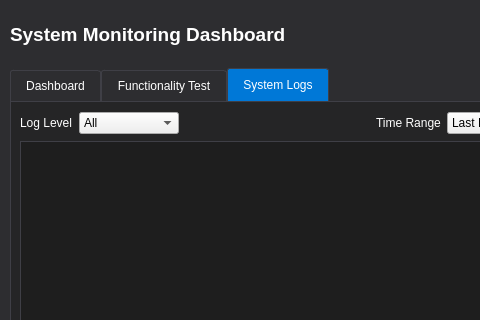
First picture: the form in gui/ui/main_window.ui, repository MingYuan-Chen/orion_v2, before the edit; both pictures show x 0 to 480 and y 0 to 320 of the 900 by 700 pixel window.
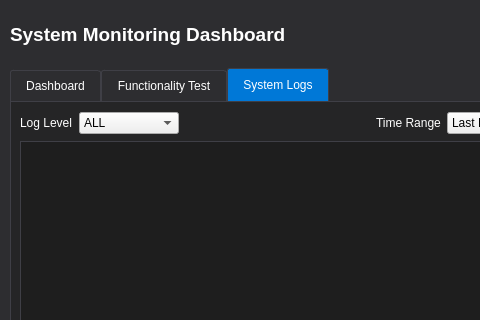
Second picture: the form after the edit. The open tabs and pages were chosen to show the change.

Commit message: fine tune main window log, update log filter type (add CRITICAL)

Diff of the .ui file:
```diff
--- a/gui/ui/main_window.ui
+++ b/gui/ui/main_window.ui
@@ -737,7 +737,7 @@
             </property>
             <item>
              <property name="text">
-              <string>All</string>
+              <string>ALL</string>
              </property>
             </item>
             <item>
```
Left out of the diff: 13 changed lines with no effect on the pictures. The commit also changes 2 other files.
